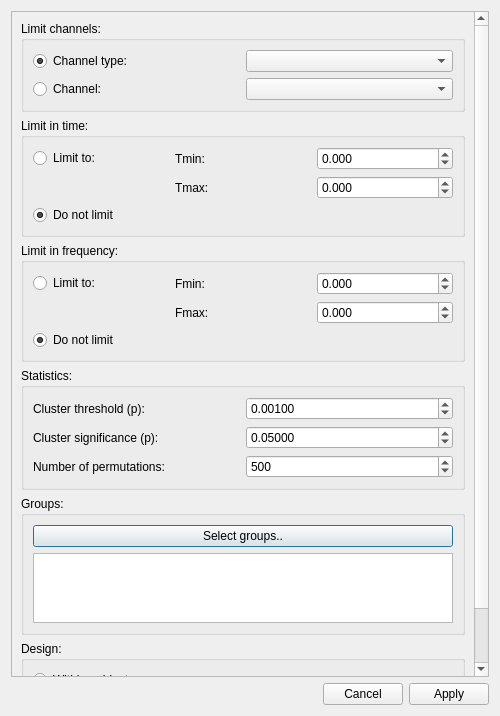
First picture: the form in meggie_statistics/utilities/dialogs/permutationTestDialogUi.ui, repository cibr-jyu/meggie_statistics, before the edit.
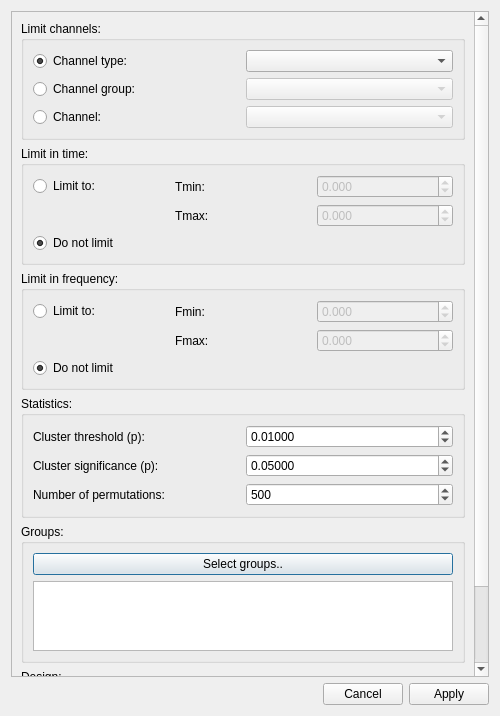
Second picture: the form after the edit.

Commit message: Improve communication, support channel groups and fix bug with more than two conditions

The edit to the form file:
```diff
--- a/meggie_statistics/utilities/dialogs/permutationTestDialogUi.ui
+++ b/meggie_statistics/utilities/dialogs/permutationTestDialogUi.ui
@@ -40,7 +40,7 @@
         <x>0</x>
         <y>0</y>
         <width>466</width>
-        <height>751</height>
+        <height>885</height>
        </rect>
       </property>
       <property name="minimumSize">
@@ -75,7 +75,7 @@
              <double>0.010000000000000</double>
             </property>
             <property name="value">
-             <double>0.001000000000000</double>
+             <double>0.010000000000000</double>
             </property>
            </widget>
           </item>
@@ -131,10 +131,10 @@
           <string>Limit channels:</string>
          </property>
          <layout class="QGridLayout" name="gridLayout_3">
-          <item row="1" column="0">
-           <widget class="QRadioButton" name="radioButtonChannelName">
-            <property name="text">
-             <string>Channel:</string>
+          <item row="2" column="1">
+           <widget class="QComboBox" name="comboBoxChannelName">
+            <property name="enabled">
+             <bool>false</bool>
             </property>
            </widget>
           </item>
@@ -148,12 +148,30 @@
             </property>
            </widget>
           </item>
-          <item row="1" column="1">
-           <widget class="QComboBox" name="comboBoxChannelName"/>
-          </item>
           <item row="0" column="1">
            <widget class="QComboBox" name="comboBoxChannelType"/>
           </item>
+          <item row="2" column="0">
+           <widget class="QRadioButton" name="radioButtonChannelName">
+            <property name="text">
+             <string>Channel:</string>
+            </property>
+           </widget>
+          </item>
+          <item row="1" column="0">
+           <widget class="QRadioButton" name="radioButtonChannelGroup">
+            <property name="text">
+             <string>Channel group:</string>
+            </property>
+           </widget>
+          </item>
+          <item row="1" column="1">
+           <widget class="QComboBox" name="comboBoxChannelGroup">
+            <property name="enabled">
+             <bool>false</bool>
+            </property>
+           </widget>
+          </item>
          </layout>
         </widget>
        </item>
@@ -165,6 +183,9 @@
          <layout class="QGridLayout" name="gridLayout_5">
           <item row="0" column="2">
            <widget class="QDoubleSpinBox" name="doubleSpinBoxFrequencyFmin">
+            <property name="enabled">
+             <bool>false</bool>
+            </property>
             <property name="decimals">
              <number>3</number>
             </property>
@@ -212,6 +233,9 @@
           </item>
           <item row="1" column="2">
            <widget class="QDoubleSpinBox" name="doubleSpinBoxFrequencyFmax">
+            <property name="enabled">
+             <bool>false</bool>
+            </property>
             <property name="decimals">
              <number>3</number>
             </property>
@@ -256,6 +280,9 @@
          <layout class="QGridLayout" name="gridLayout_4">
           <item row="0" column="2">
            <widget class="QDoubleSpinBox" name="doubleSpinBoxTimeTmin">
+            <property name="enabled">
+             <bool>false</bool>
+            </property>
             <property name="decimals">
              <number>3</number>
             </property>
@@ -303,6 +330,9 @@
           </item>
           <item row="1" column="2">
            <widget class="QDoubleSpinBox" name="doubleSpinBoxTimeTmax">
+            <property name="enabled">
+             <bool>false</bool>
+            </property>
             <property name="decimals">
              <number>3</number>
             </property>
```
Left out of the diff: 172 changed lines with no effect on the pictures. The commit also changes 6 other files.
